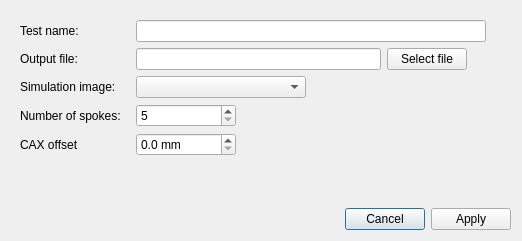
First picture: the form in ui/qt_ui/starshot_test_dialog.ui, repository Quantico-Bullet/PyBeam-QA, before the edit.
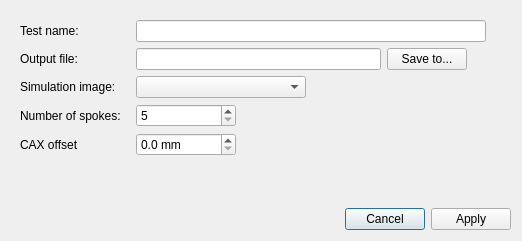
Second picture: the form after the edit.

Diff of the .ui file:
```diff
--- a/ui/qt_ui/starshot_test_dialog.ui
+++ b/ui/qt_ui/starshot_test_dialog.ui
@@ -156,7 +156,7 @@
               <item>
                <widget class="QPushButton" name="select_file_btn">
                 <property name="text">
-                 <string>Select file</string>
+                 <string>Save to...</string>
                 </property>
                </widget>
               </item>
```
